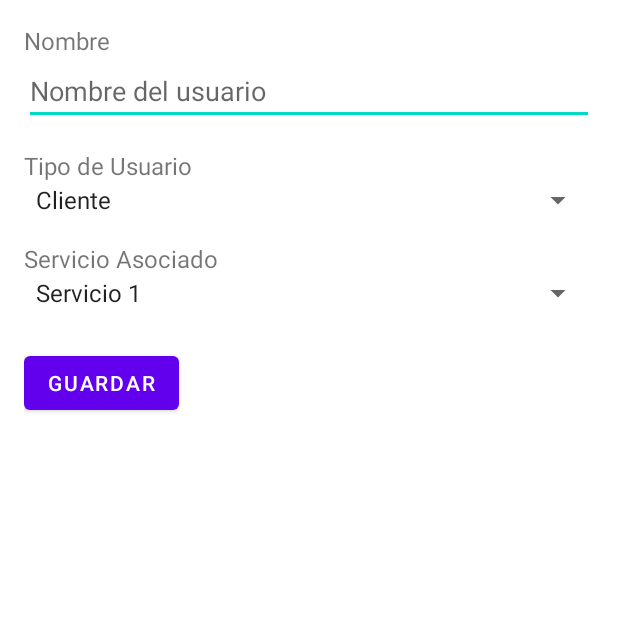
After one commit to Jesuarzm/Shrimp, an Android app: the config_cuenta screen opened directly, with no data from a screen before it, on a phone screen of 412 x 824 dp, the top half of it. The commit adds this screen. Run offline under Robolectric (Android 15) with nearby library versions, the phone set to English and light mode, and no system bars.

```diff
--- a/app/src/main/AndroidManifest.xml
+++ b/app/src/main/AndroidManifest.xml
@@ -44,6 +44,12 @@
             <!-- No intent-filter here -->
         </activity>
         <activity
+            android:name=".fragments.cuenta.config_cuenta"
+            android:exported="true"
+            android:theme="@style/Theme.Shrimp">
+            <!-- No intent-filter here -->
+        </activity>
+        <activity
             android:name=".fragments.cuenta.admin_cuenta"
             android:exported="true"
             android:theme="@style/Theme.Shrimp">
--- /dev/null
+++ b/app/src/main/java/com/grupo4/shrimp/fragments/cuenta/config_cuenta.kt
@@ -0,0 +1,83 @@
+package com.grupo4.shrimp.fragments.cuenta
+
+import android.os.Bundle
+import android.widget.ArrayAdapter
+import android.widget.EditText
+import android.widget.Spinner
+import androidx.appcompat.app.AppCompatActivity
+import com.grupo4.shrimp.R
+import com.grupo4.shrimp.data.dao.MySqlConexion
+import com.grupo4.shrimp.utils.UsuarioSingleton
+import kotlinx.coroutines.Dispatchers
+import kotlinx.coroutines.withContext
+import kotlinx.coroutines.CoroutineScope
+import kotlinx.coroutines.launch
+import java.sql.Types
+
+class config_cuenta : AppCompatActivity() {
+
+    override fun onCreate(savedInstanceState: Bundle?) {
+        super.onCreate(savedInstanceState)
+        setContentView(R.layout.cuenta_config)
+
+        val etNombreUsuario = findViewById<EditText>(R.id.etNombreUsuario)
+        val spinnerTipoUsuario = findViewById<Spinner>(R.id.spinnerTipoUsuario)
+        val spinnerServicio = findViewById<Spinner>(R.id.spinnerServicio)
+
+        // Cargar el nombre del usuario
+        CoroutineScope(Dispatchers.Main).launch {
+            val nombreUsuario = UsuarioSingleton.usuario?.let { obtenerNombreUsuario(it) }
+            etNombreUsuario.setText(nombreUsuario)
+        }
+
+        // Cargar los tipos de usuario en el spinner
+        val tiposUsuario = listOf("Cliente", "Proveedor")  // Puedes cargar desde la base de datos si es necesario
+        val adapterTipos = ArrayAdapter(this, android.R.layout.simple_spinner_item, tiposUsuario)
+        adapterTipos.setDropDownViewResource(android.R.layout.simple_spinner_dropdown_item)
+        spinnerTipoUsuario.adapter = adapterTipos
+
+        // Cargar los servicios en el spinner
+        CoroutineScope(Dispatchers.Main).launch {
+            val listaServicios = obtenerListaServicios()
+            val adapterServicios = ArrayAdapter(this@config_cuenta, android.R.layout.simple_spinner_item, listaServicios)
+            adapterServicios.setDropDownViewResource(android.R.layout.simple_spinner_dropdown_item)
+            spinnerServicio.adapter = adapterServicios
+        }
+
+        // Aquí puedes implementar la lógica del botón de Guardar
+    }
+
+    // Simulación de carga del nombre del usuario
+    private suspend fun obtenerNombreUsuario(correo: String): String? {
+        return withContext(Dispatchers.IO) {
+            val connection = MySqlConexion.getConexion()
+            if (connection != null) {
+                try {
+                    // Preparar la llamada al procedimiento almacenado
+                    val statement = connection.prepareCall("{CALL obtenerNombreCompletoUsuarioPorCorreo(?, ?)}")
+                    statement.setString(1, correo)
+                    statement.registerOutParameter(2, Types.VARCHAR)
+                    statement.execute()
+                    val nombreUsuario = statement.getString(2)
+
+                    nombreUsuario
+                } catch (e: Exception) {
+                    e.printStackTrace()
+                    null
+                } finally {
+                    connection.close()
+                }
+            } else {
+                null
+            }
+        }
+    }
+
+    // Simulación de carga de los servicios
+    private suspend fun obtenerListaServicios(): List<String> {
+        return withContext(Dispatchers.IO) {
+            // Aquí iría tu lógica para obtener la lista de servicios desde la base de datos
+            listOf("Servicio 1", "Servicio 2", "Servicio 3")  // Ejemplo
+        }
+    }
+}
--- /dev/null
+++ b/app/src/main/res/layout/cuenta_config.xml
@@ -0,0 +1,57 @@
+<?xml version="1.0" encoding="utf-8"?>
+<LinearLayout xmlns:android="http://schemas.android.com/apk/res/android"
+    xmlns:tools="http://schemas.android.com/tools"
+    android:layout_width="match_parent"
+    android:layout_height="match_parent"
+    android:orientation="vertical"
+    android:padding="16dp"
+    tools:context=".fragments.cuenta.config_cuenta">
+
+    <!-- Campo de Nombre del Usuario -->
+    <TextView
+        android:layout_width="wrap_content"
+        android:layout_height="wrap_content"
+        android:text="Nombre"
+        android:textSize="16sp" />
+
+    <EditText
+        android:id="@+id/etNombreUsuario"
+        android:layout_width="match_parent"
+        android:layout_height="wrap_content"
+        android:hint="Nombre del usuario"
+        android:inputType="textPersonName" />
+
+    <!-- Campo de Tipo de Usuario -->
+    <TextView
+        android:layout_width="wrap_content"
+        android:layout_height="wrap_content"
+        android:text="Tipo de Usuario"
+        android:textSize="16sp"
+        android:layout_marginTop="16dp" />
+
+    <Spinner
+        android:id="@+id/spinnerTipoUsuario"
+        android:layout_width="match_parent"
+        android:layout_height="wrap_content" />
+
+    <!-- Campo de Servicio Asociado -->
+    <TextView
+        android:layout_width="wrap_content"
+        android:layout_height="wrap_content"
+        android:text="Servicio Asociado"
+        android:textSize="16sp"
+        android:layout_marginTop="16dp" />
+
+    <Spinner
+        android:id="@+id/spinnerServicio"
+        android:layout_width="match_parent"
+        android:layout_height="wrap_content" />
+
+    <!-- Botón de Guardar -->
+    <Button
+        android:id="@+id/btnGuardar"
+        android:layout_width="wrap_content"
+        android:layout_height="wrap_content"
+        android:text="Guardar"
+        android:layout_marginTop="24dp" />
+</LinearLayout>
--- a/app/src/main/res/layout/fragment_nav_cuenta.xml
+++ b/app/src/main/res/layout/fragment_nav_cuenta.xml
@@ -32,7 +32,7 @@
                 android:layout_width="0dp"
                 android:layout_height="wrap_content"
                 android:layout_marginStart="16dp"
-                android:text="Jesuar Miranda"
+                android:text="Usuario"
                 android:textSize="24sp"
                 android:textColor="#FFFFFF"
                 android:textStyle="bold"
--- a/app/src/main/res/layout/layot_busqueda_servicios.xml
+++ b/app/src/main/res/layout/layot_busqueda_servicios.xml
@@ -28,7 +28,7 @@
             android:layout_marginBottom="8dp" />
 
         <Spinner
-            android:id="@+id/spinner_tipo_servicio"
+            android:id="@+id/spinner_servicios"
             android:layout_width="match_parent"
             android:layout_height="wrap_content"
             android:entries="@array/tipo_servicio_array" />
```
Also changed, not shown: app/src/main/java/com/grupo4/shrimp/fragments/cuenta/Nav_cuenta.kt (+49 -0 lines), app/src/main/java/com/grupo4/shrimp/fragments/servicios/ListaPersonasActivity.kt (+108 -12 lines).
